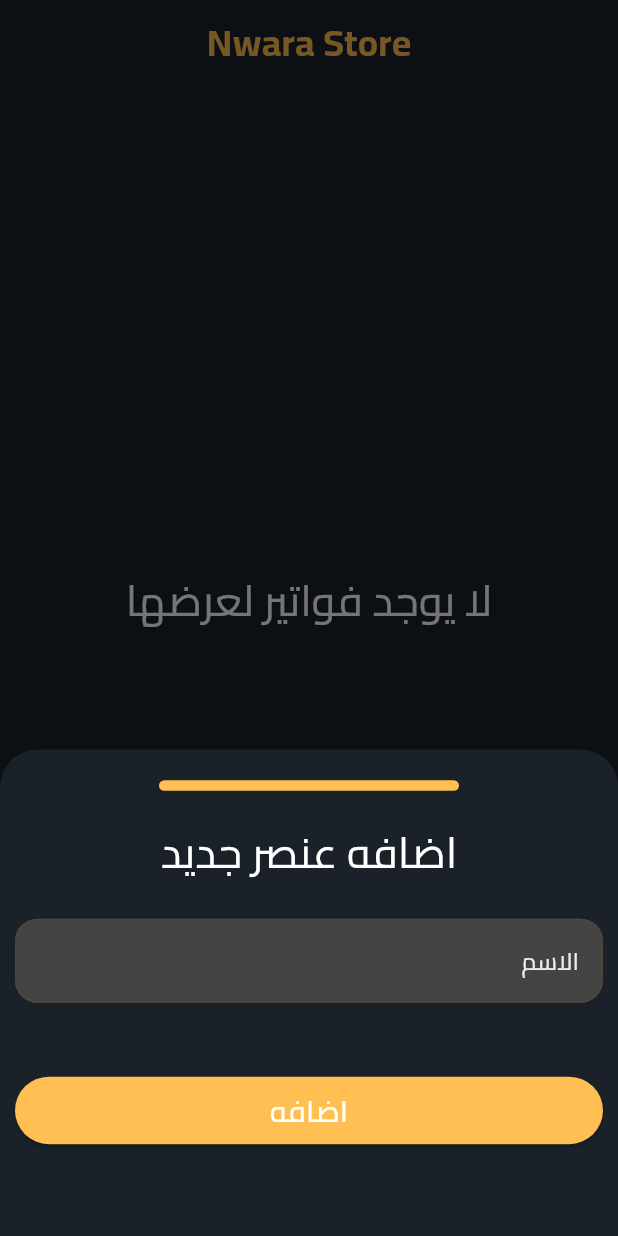
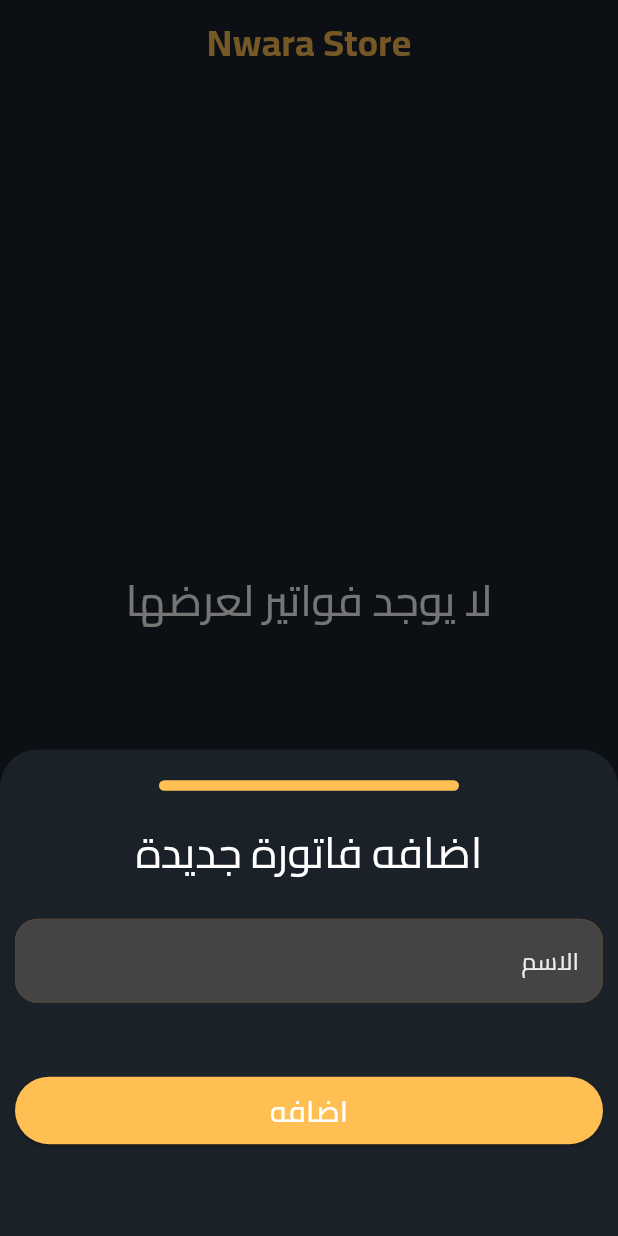
Before and after one commit to Bthloo/Nwara-Store, a Flutter app: the screen it shows after launch, after a tap on the "add" icon, on a phone screen of 412 x 824 dp. Run offline on Flutter 3.47's test engine with Material 3 defaults, Android fonts, the phone set to English and light mode, and no system bars; our stand-ins replace dropdown_search, flutter_animate, flutter_bloc, flutter_screenutil, flutter_slidable, fluttertoast and 4 more; missing offline and left inert: syncfusion_flutter_pdf; accounts and stored records are empty.

Commit message:
fix bugs

```diff
--- a/lib/features/home_screen/view/pages/items_tab.dart
+++ b/lib/features/home_screen/view/pages/items_tab.dart
@@ -401,6 +401,8 @@ final TextEditingController searchController = TextEditingController();
                         return "مسموح بادخال ارقام موجبه فقط";
                       }else if(value.contains(",")){
                         return "غير مسموح بادخال الفاصله";
+                      }else if(value.contains(".")){
+                        return "غير مسموح بالارقام العشريه";
                       } else {
                         return null;
                       }
--- a/lib/features/home_screen/view/pages/receipt_tab.dart
+++ b/lib/features/home_screen/view/pages/receipt_tab.dart
@@ -29,7 +29,7 @@ class ReceiptTab extends StatelessWidget {
   Widget build(BuildContext context) {
     return Scaffold(
       floatingActionButton: FloatingActionButton(
-        tooltip: "اضافه عنصر جديد",
+        tooltip: "اضافه فاتورة جديدة",
         backgroundColor: ColorHelper.mainColor,
         child: const Icon(
           Icons.add,
@@ -211,7 +211,7 @@ class ReceiptTab extends StatelessWidget {
                 mainAxisSize: MainAxisSize.min,
                 children: [
                   Text(
-                    "اضافه عنصر جديد",
+                    "اضافه فاتورة جديدة",
                     style: TextStyle(fontSize: 25.sp, color: Colors.white),
                   ),
                   SizedBox(
```
Also changed, not shown: lib/features/new_receipt_details/view/pages/new_receipt_details_screen.dart (+19 -6 lines).
